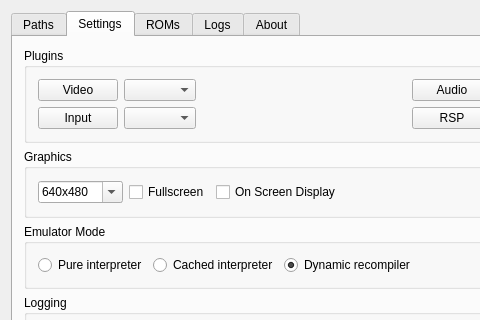
First picture: the form in mainwindow.ui, repository ZachBacon/cutempen, before the edit; both pictures show x 0 to 480 and y 0 to 320 of the 608 by 436 pixel window.
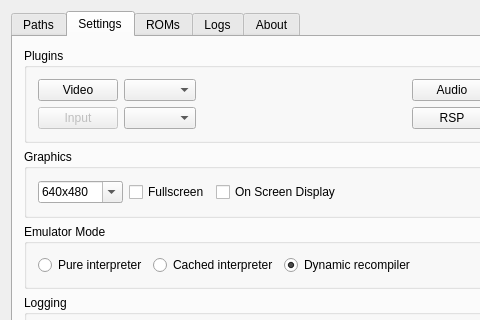
Second picture: the form after the edit. The open tabs and pages were chosen to show the change.

Commit message: - Disabled input setting button since it's not really working yet. - Added copyright headers to newest files. - Added "translators" section in "About" page.

Diff of the .ui file:
```diff
--- a/mainwindow.ui
+++ b/mainwindow.ui
@@ -230,6 +230,12 @@
                  </item>
                  <item row="1" column="0">
                   <widget class="QPushButton" name="pb_Inp">
+                   <property name="enabled">
+                    <bool>false</bool>
+                   </property>
+                   <property name="toolTip">
+                    <string>Input settings are not supported yet.</string>
+                   </property>
                    <property name="text">
                     <string>Input</string>
                    </property>
```
The commit also changes 5 other files.
